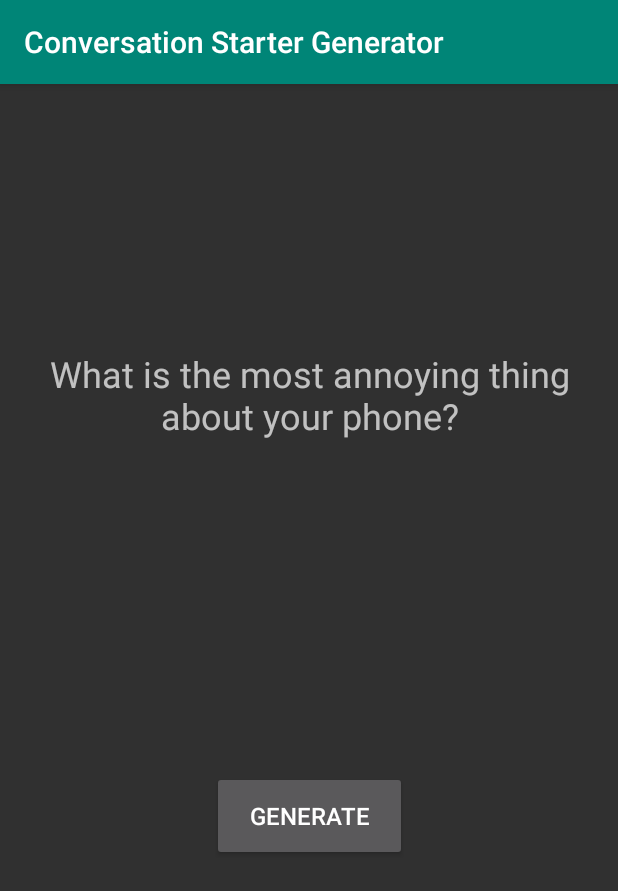
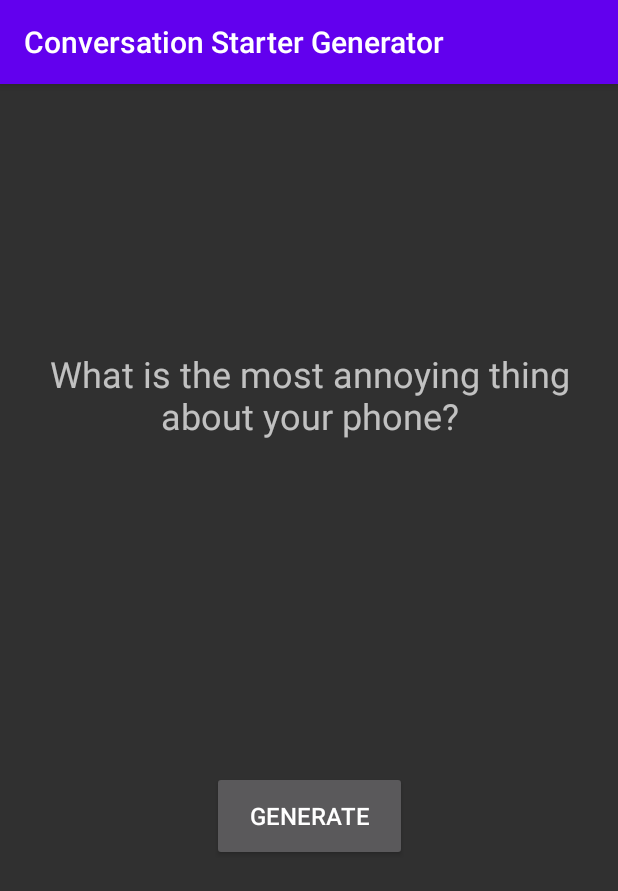
Before and after one commit to OrangeSpaarks/Conversation-Generator-App, an Android app: the screen it shows after launch (MainActivity), on a phone screen of 412 x 824 dp. Shown: the top 891 px of the screen. Run offline under Robolectric (Android 15) with nearby library versions, the phone set to English and light mode, and no system bars.

Commit message:
modified colors

```diff
--- a/app/src/main/res/values/colors.xml
+++ b/app/src/main/res/values/colors.xml
@@ -1,6 +1,6 @@
 <?xml version="1.0" encoding="utf-8"?>
 <resources>
-    <color name="colorPrimary">#008577</color>
-    <color name="colorPrimaryDark">#00574B</color>
+    <color name="colorPrimary">#6200EE</color>
+    <color name="colorPrimaryDark">#3700B3</color>
     <color name="colorAccent">#D81B60</color>
 </resources>
```
Also changed, not shown: 1 other file.
